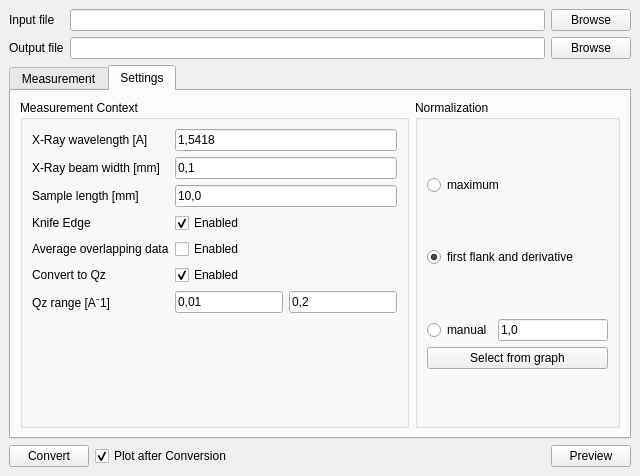
Above: uxdconverter/ui/gui.ui from TUM-E21-ThinFilms/UXDConverter before the change. Below: the same form after it.
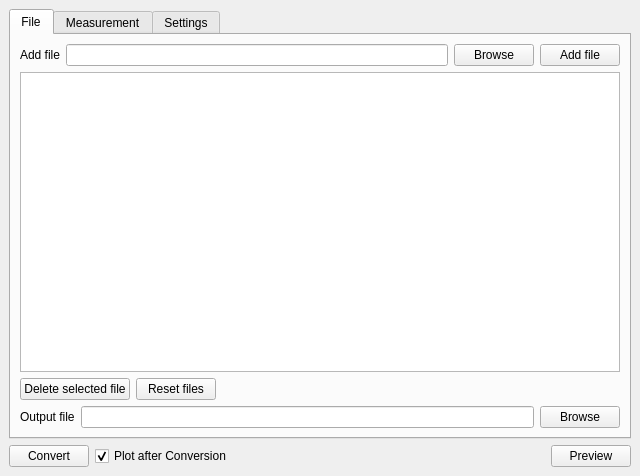
That is the form after the change.

What changed in the file:
```diff
--- a/uxdconverter/ui/gui.ui
+++ b/uxdconverter/ui/gui.ui
@@ -32,52 +32,7 @@
       <item>
        <layout class="QVBoxLayout" name="verticalLayout_2">
         <item>
-         <layout class="QGridLayout" name="gridLayout">
-          <item row="1" column="0">
-           <widget class="QLabel" name="label_2">
-            <property name="text">
-             <string>Output file</string>
-            </property>
-           </widget>
-          </item>
-          <item row="0" column="2">
-           <widget class="QPushButton" name="pushButton_input">
-            <property name="text">
-             <string>Browse</string>
-            </property>
-            <property name="checkable">
-             <bool>false</bool>
-            </property>
-            <property name="flat">
-             <bool>false</bool>
-            </property>
-           </widget>
-          </item>
-          <item row="0" column="0">
-           <widget class="QLabel" name="label">
-            <property name="text">
-             <string>Input file</string>
-            </property>
-           </widget>
-          </item>
-          <item row="1" column="1">
-           <widget class="QLineEdit" name="lineEdit_output"/>
-          </item>
-          <item row="1" column="2">
-           <widget class="QPushButton" name="pushButton_output">
-            <property name="text">
-             <string>Browse</string>
-            </property>
-           </widget>
-          </item>
-          <item row="0" column="1">
-           <widget class="QLineEdit" name="lineEdit_input">
-            <property name="dragEnabled">
-             <bool>false</bool>
-            </property>
-           </widget>
-          </item>
-         </layout>
+         <layout class="QGridLayout" name="gridLayout"/>
         </item>
         <item>
          <widget class="QTabWidget" name="tabWidget">
@@ -91,8 +46,136 @@
            <enum>QTabWidget::Rounded</enum>
           </property>
           <property name="currentIndex">
-           <number>1</number>
+           <number>0</number>
           </property>
+          <widget class="QWidget" name="tab_3">
+           <attribute name="title">
+            <string>File</string>
+           </attribute>
+           <layout class="QGridLayout" name="gridLayout_9">
+            <item row="7" column="0">
+             <layout class="QHBoxLayout" name="horizontalLayout_5">
+              <item>
+               <widget class="QLabel" name="label_2">
+                <property name="text">
+                 <string>Output file</string>
+                </property>
+               </widget>
+              </item>
+              <item>
+               <widget class="QLineEdit" name="lineEdit_output"/>
+              </item>
+              <item>
+               <widget class="QPushButton" name="pushButton_output">
+                <property name="text">
+                 <string>Browse</string>
+                </property>
+               </widget>
+              </item>
+             </layout>
+            </item>
+            <item row="0" column="0">
+             <layout class="QHBoxLayout" name="horizontalLayout_6">
+              <item>
+               <widget class="QLabel" name="label">
+                <property name="text">
+                 <string>Add file</string>
+                </property>
+               </widget>
+              </item>
+              <item>
+               <widget class="QLineEdit" name="lineEdit_input">
+                <property name="dragEnabled">
+                 <bool>false</bool>
+                </property>
+               </widget>
+              </item>
+              <item>
+               <widget class="QPushButton" name="pushButton_input">
+                <property name="text">
+                 <string>Browse</string>
+                </property>
+                <property name="checkable">
+                 <bool>false</bool>
+                </property>
+                <property name="flat">
+                 <bool>false</bool>
+                </property>
+               </widget>
+              </item>
+              <item>
+               <widget class="QPushButton" name="pushButton_addfile">
+                <property name="toolTip">
+                 <string>Add a file to the file list</string>
+                </property>
+                <property name="text">
+                 <string>Add file</string>
+                </property>
+               </widget>
+              </item>
+             </layout>
+            </item>
+            <item row="6" column="0">
+             <layout class="QGridLayout" name="gridLayout_8">
+              <item row="0" column="0">
+               <widget class="QTreeWidget" name="treeWidget_file">
+                <property name="toolTip">
+                 <string/>
+                </property>
+                <property name="selectionMode">
+                 <enum>QAbstractItemView::ExtendedSelection</enum>
+                </property>
+                <attribute name="headerVisible">
+                 <bool>false</bool>
+                </attribute>
+                <column>
+                 <property name="text">
+                  <string notr="true">1</string>
+                 </property>
+                </column>
+               </widget>
+              </item>
+              <item row="2" column="0">
+               <layout class="QHBoxLayout" name="horizontalLayout_7">
+                <item>
+                 <widget class="QPushButton" name="pushButton_deletefile">
+                  <property name="toolTip">
+                   <string>Delete the selected files from file list</string>
+                  </property>
+                  <property name="text">
+                   <string>Delete selected file</string>
+                  </property>
+                 </widget>
+                </item>
+                <item>
+                 <widget class="QPushButton" name="pushButton_resetfile">
+                  <property name="toolTip">
+                   <string>Reset the file list</string>
+                  </property>
+                  <property name="text">
+                   <string>Reset files</string>
+                  </property>
+                 </widget>
+                </item>
+                <item>
+                 <spacer name="horizontalSpacer_3">
+                  <property name="orientation">
+                   <enum>Qt::Horizontal</enum>
+                  </property>
+                  <property name="sizeHint" stdset="0">
+                   <size>
+                    <width>40</width>
+                    <height>20</height>
+                   </size>
+                  </property>
+                 </spacer>
+                </item>
+               </layout>
+              </item>
+             </layout>
+            </item>
+           </layout>
+          </widget>
           <widget class="QWidget" name="tab">
            <attribute name="title">
             <string>Measurement</string>
@@ -248,7 +331,7 @@
                    <item row="3" column="1">
                     <widget class="QLineEdit" name="lineEdit_sample_length">
                      <property name="text">
-                      <string>10,0</string>
+                      <string>20,0</string>
                      </property>
                     </widget>
                    </item>
@@ -288,7 +371,7 @@
                      <item>
                       <widget class="QLineEdit" name="lineEdit_qz_range_max">
                        <property name="text">
-                        <string>0,2</string>
+                        <string>0,5</string>
                        </property>
                       </widget>
                      </item>
```
Left out of the diff: 3 changed lines with no effect on the pictures.
